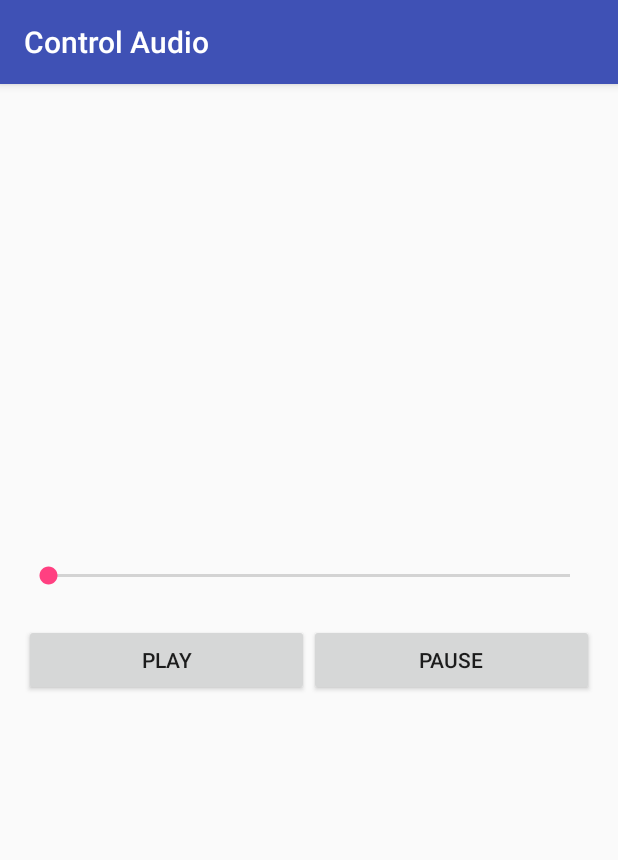
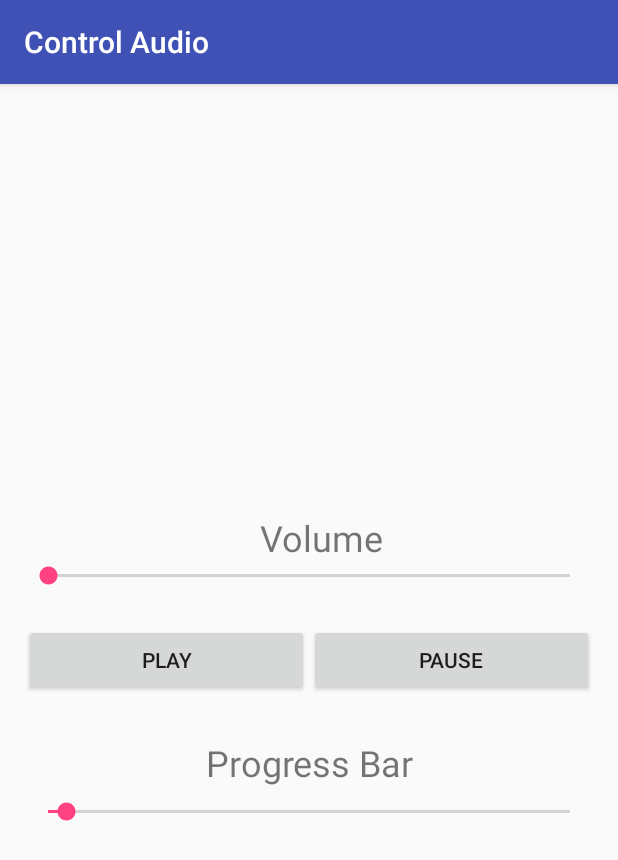
Before and after one commit to macintorch/audio-demo, an Android app: the screen it shows after launch (MainActivity), after a tap on "PLAY", on a phone screen of 412 x 824 dp. Shown: the top 860 px of the screen. Run offline under Robolectric (Android 15) with nearby library versions, the phone set to English and light mode, and no system bars.

Commit message:
add progress bar

```diff
--- a/app/src/main/java/ainor/com/my/controlaudio/MainActivity.java
+++ b/app/src/main/java/ainor/com/my/controlaudio/MainActivity.java
@@ -8,12 +8,17 @@ import android.os.Bundle;
 import android.util.Log;
 import android.view.View;
 import android.widget.Button;
+import android.widget.ProgressBar;
 import android.widget.SeekBar;
+
+import java.util.Timer;
+import java.util.TimerTask;
 
 public class MainActivity extends AppCompatActivity {
 
     MediaPlayer mediaPlayer;
     AudioManager audioManager;
+    ProgressBar mProgressBar;
 
     public void play(View view) {
 
@@ -37,6 +42,8 @@ public class MainActivity extends AppCompatActivity {
         super.onCreate(savedInstanceState);
         setContentView(R.layout.activity_main);
         mediaPlayer = MediaPlayer.create(this, R.raw.thunderstrike);
+
+        //Volume Control
 
         audioManager = (AudioManager) getSystemService(Context.AUDIO_SERVICE);
 
@@ -66,5 +73,36 @@ public class MainActivity extends AppCompatActivity {
 
             }
         });
+
+        //Progress Bar of the music
+
+        final SeekBar progressBar = (SeekBar) findViewById(R.id.progressBar);
+
+        progressBar.setMax(mediaPlayer.getDuration());
+        new Timer().scheduleAtFixedRate(new TimerTask() {
+            @Override
+            public void run() {
+                progressBar.setProgress(mediaPlayer.getCurrentPosition());
+            }
+        }, 0,100);
+
+        progressBar.setOnSeekBarChangeListener(new SeekBar.OnSeekBarChangeListener() {
+            @Override
+            public void onProgressChanged(SeekBar seekBar, int i, boolean b) {
+                Log.i("Progress Bar value ", String.valueOf(i));
+                mediaPlayer.seekTo(i);
+
+            }
+
+            @Override
+            public void onStartTrackingTouch(SeekBar seekBar) {
+
+            }
+
+            @Override
+            public void onStopTrackingTouch(SeekBar seekBar) {
+
+            }
+        });
     }
 }
--- a/app/src/main/res/layout/activity_main.xml
+++ b/app/src/main/res/layout/activity_main.xml
@@ -49,6 +49,41 @@
         android:id="@+id/seekBar"
         android:layout_marginBottom="23dp"
         android:layout_above="@+id/linearLayout"
-        android:layout_centerHorizontal="true"/>
+        android:layout_alignParentLeft="true"
+        android:layout_alignParentStart="true"/>
+
+    <SeekBar
+        android:layout_width="match_parent"
+        android:layout_height="wrap_content"
+        android:layout_marginTop="68dp"
+        android:id="@+id/progressBar"
+        android:layout_below="@+id/linearLayout"
+        android:layout_alignParentLeft="true"
+        android:layout_alignParentStart="true"/>
+
+    <TextView
+        android:text="Progress Bar"
+        android:layout_width="match_parent"
+        android:layout_height="wrap_content"
+        android:id="@+id/textView2"
+        android:layout_alignBottom="@+id/progressBar"
+        android:layout_alignParentLeft="true"
+        android:layout_alignParentStart="true"
+        android:layout_marginBottom="25dp"
+        android:textSize="24sp"
+        android:textAlignment="center"/>
+
+    <TextView
+        android:text="Volume"
+        android:layout_width="match_parent"
+        android:layout_height="wrap_content"
+        android:layout_marginLeft="16dp"
+        android:layout_marginStart="16dp"
+        android:id="@+id/textView"
+        android:textSize="24sp"
+        android:layout_above="@+id/seekBar"
+        android:layout_alignParentLeft="true"
+        android:layout_alignParentStart="true"
+        android:textAlignment="center"/>
 
 </RelativeLayout>
```
